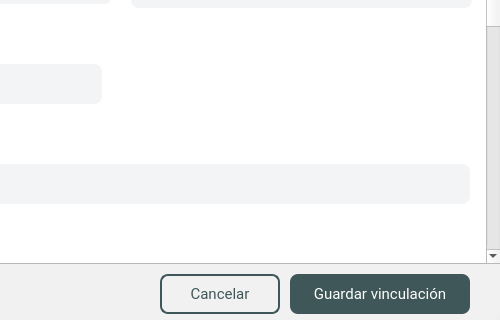
Old version of the form App/source/ui_files/formulario_vinculacion.ui in the repository Bailon18/Vinculacion-desktop-python; both pictures show x 320 to 820 and y 237 to 557 of the 820 by 557 pixel window.
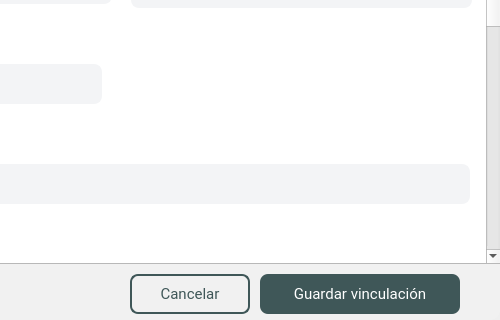
New version of the form. Icons and pictures are not drawn.

Commit message: se termino por agregado y actualizado en vinculacion

```diff
--- a/App/source/ui_files/formulario_vinculacion.ui
+++ b/App/source/ui_files/formulario_vinculacion.ui
@@ -1434,21 +1434,21 @@
       <widget class="QPushButton" name="btn_agregar_vinculacion">
        <property name="geometry">
         <rect>
-         <x>610</x>
+         <x>580</x>
          <y>10</y>
-         <width>180</width>
+         <width>200</width>
          <height>40</height>
         </rect>
        </property>
        <property name="minimumSize">
         <size>
-         <width>180</width>
+         <width>200</width>
          <height>40</height>
         </size>
        </property>
        <property name="maximumSize">
         <size>
-         <width>110</width>
+         <width>200</width>
          <height>40</height>
         </size>
        </property>
@@ -1475,7 +1475,7 @@
       <widget class="QPushButton" name="cancelButton">
        <property name="geometry">
         <rect>
-         <x>480</x>
+         <x>450</x>
          <y>10</y>
          <width>120</width>
          <height>40</height>
```
Left out of the diff: 6 changed lines with no effect on the pictures. The commit also changes 38 other files.
